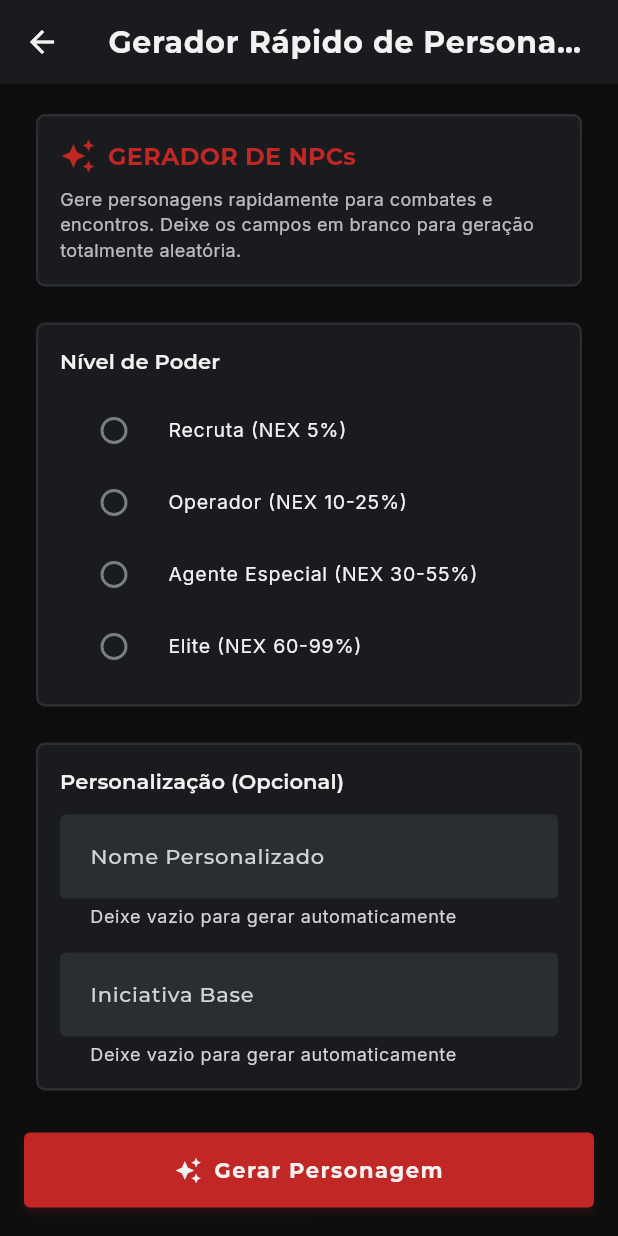
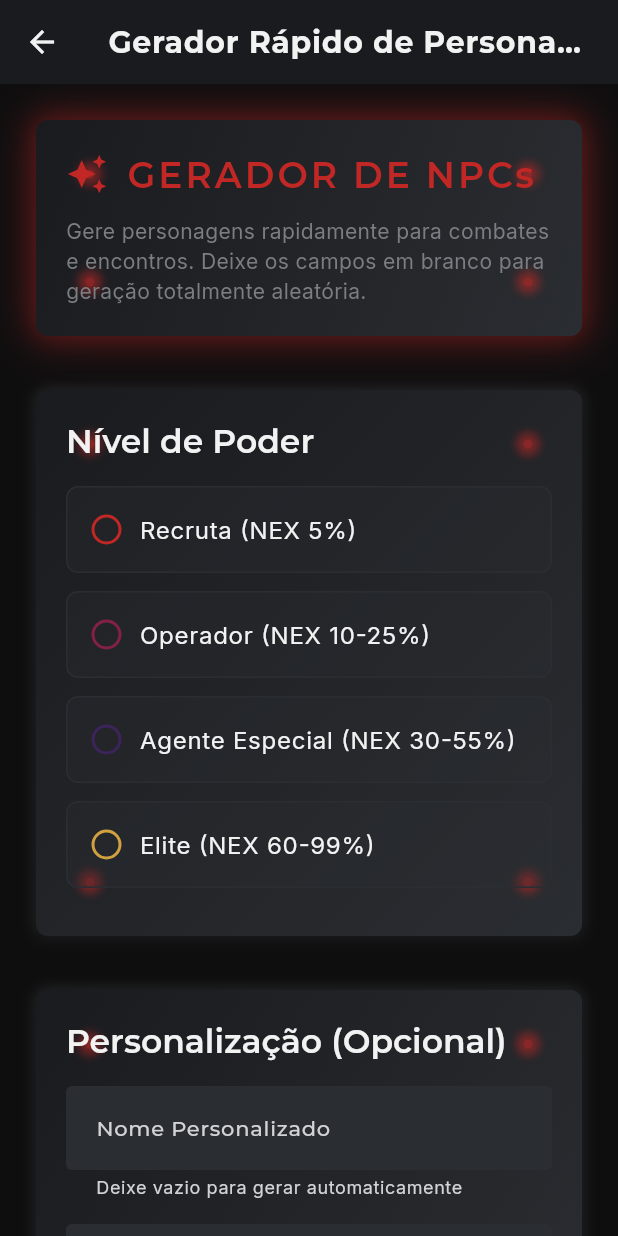
Before and after one commit to Felipinhooo27/RPG-APP, a Flutter app: the QuickCharacterGeneratorScreen screen opened directly, on a phone screen of 412 x 824 dp. Run offline on Flutter 3.47's test engine with Material 3 defaults, Android fonts, the phone set to English and light mode, and no system bars; our stand-ins replace file_picker, flutter_animate, google_fonts, share_plus, shared_preferences; accounts and stored records are empty.

Commit message:
Refature QuickCharacterGeneratorScreen com design Hexatombe moderno.
Aplicados:
1. HexLoading para loading overlay com mensagem customizada
2. RitualCard para todas as seções de conteúdo com glow effect
3. BorderRadius padronizado em 8px (moderno)
4. GlowingButton com efeito pulsante para CTA
5. Design visual Hexatombe com cores rituais e componentes elaborados
6. Radio customizado com cores e animações
7. TextField com borders 8px e focus states customizados
8. Layout melhorado com espaçamentos consistentes

Resultado: Tela totalmente refatorada com design moderno, consistente e imersivo.

🤖 Generated with Claude Code

Co-Authored-By: Claude <noreply@anthropic.com>

```diff
--- a/lib/screens/quick_character_generator_screen.dart
+++ b/lib/screens/quick_character_generator_screen.dart
@@ -3,6 +3,10 @@ import 'package:flutter/material.dart';
 import 'package:uuid/uuid.dart';
 import '../models/character.dart';
 import '../services/local_database_service.dart';
+import '../theme/app_theme.dart';
+import '../widgets/hex_loading.dart';
+import '../widgets/ritual_card.dart';
+import '../widgets/glowing_button.dart';
 
 class QuickCharacterGeneratorScreen extends StatefulWidget {
   const QuickCharacterGeneratorScreen({super.key});
@@ -327,162 +331,302 @@ class _QuickCharacterGeneratorScreenState
       appBar: AppBar(
         title: const Text('Gerador Rápido de Personagens'),
       ),
-      body: ListView(
+      body: Stack(
+        children: [
+          // Conteúdo principal
+          ListView(
             padding: const EdgeInsets.all(16),
             children: [
-          Card(
-            child: Padding(
-              padding: const EdgeInsets.all(16),
+              // Header com apresentação
+              RitualCard(
+                glowEffect: true,
+                glowColor: AppTheme.ritualRed,
+                padding: const EdgeInsets.all(20),
                 child: Column(
                   crossAxisAlignment: CrossAxisAlignment.start,
                   children: [
                     Row(
                       children: [
-                      Icon(Icons.auto_awesome,
-                          color: Theme.of(context).colorScheme.primary),
-                      const SizedBox(width: 8),
-                      Text(
+                        Icon(
+                          Icons.auto_awesome,
+                          color: AppTheme.ritualRed,
+                          size: 28,
+                        ),
+                        const SizedBox(width: 12),
+                        Expanded(
+                          child: Text(
                             'GERADOR DE NPCs',
-                        style:
-                            Theme.of(context).textTheme.titleMedium?.copyWith(
-                                  color: Theme.of(context).colorScheme.primary,
-                                  fontWeight: FontWeight.bold,
+                            style: Theme.of(context).textTheme.headlineSmall?.copyWith(
+                              color: AppTheme.ritualRed,
+                              letterSpacing: 2,
+                            ),
                           ),
                         ),
                       ],
                     ),
-                  const SizedBox(height: 8),
-                  const Text(
+                    const SizedBox(height: 12),
+                    Text(
                       'Gere personagens rapidamente para combates e encontros. '
                       'Deixe os campos em branco para geração totalmente aleatória.',
-                    style: TextStyle(fontSize: 12, color: Colors.white70),
+                      style: Theme.of(context).textTheme.bodyMedium?.copyWith(
+                        color: AppTheme.coldGray,
+                      ),
                     ),
                   ],
                 ),
               ),
-          ),
-          const SizedBox(height: 16),
+              const SizedBox(height: 20),
 
-          // Nível de Poder
-          Card(
-            child: Padding(
-              padding: const EdgeInsets.all(16),
+              // Seleção de Nível de Poder
+              RitualCard(
+                padding: const EdgeInsets.all(20),
                 child: Column(
                   crossAxisAlignment: CrossAxisAlignment.start,
                   children: [
                     Text(
                       'Nível de Poder',
-                    style: Theme.of(context).textTheme.titleSmall,
+                      style: Theme.of(context).textTheme.titleLarge,
                     ),
-                  const SizedBox(height: 12),
-                  ..._niveisPoder.map((nivel) {
-                    return RadioListTile<String>(
-                      value: nivel,
-                      groupValue: _nivelPoder,
-                      onChanged: (value) {
-                        setState(() {
-                          _nivelPoder = value!;
-                        });
-                      },
-                      title: Text(nivel),
-                      dense: true,
+                    const SizedBox(height: 16),
+                    ..._niveisPoder.asMap().entries.map((entry) {
+                      return Padding(
+                        padding: const EdgeInsets.only(bottom: 12),
+                        child: _buildPowerLevelOption(entry.key, entry.value),
                       );
                     }),
                   ],
                 ),
               ),
-          ),
-          const SizedBox(height: 16),
+              const SizedBox(height: 20),
 
               // Campos Opcionais
-          Card(
-            child: Padding(
-              padding: const EdgeInsets.all(16),
+              RitualCard(
+                padding: const EdgeInsets.all(20),
                 child: Column(
                   crossAxisAlignment: CrossAxisAlignment.start,
                   children: [
                     Text(
                       'Personalização (Opcional)',
-                    style: Theme.of(context).textTheme.titleSmall,
+                      style: Theme.of(context).textTheme.titleLarge,
                     ),
-                  const SizedBox(height: 12),
+                    const SizedBox(height: 16),
                     TextField(
                       controller: _nomeController,
-                    decoration: const InputDecoration(
+                      decoration: InputDecoration(
                         labelText: 'Nome Personalizado',
                         hintText: 'Ex: Capanga 3, Cultista Alpha',
                         helperText: 'Deixe vazio para gerar automaticamente',
+                        border: OutlineInputBorder(
+                          borderRadius: BorderRadius.circular(8),
+                        ),
+                        focusedBorder: OutlineInputBorder(
+                          borderRadius: BorderRadius.circular(8),
+                          borderSide: const BorderSide(
+                            color: AppTheme.ritualRed,
+                            width: 2,
+                          ),
+                        ),
                       ),
                     ),
                     const SizedBox(height: 16),
                     TextField(
                       controller: _iniciativaBaseController,
-                    decoration: const InputDecoration(
+                      decoration: InputDecoration(
                         labelText: 'Iniciativa Base',
                         hintText: 'Ex: 15',
                         helperText: 'Deixe vazio para gerar automaticamente',
+                        border: OutlineInputBorder(
+                          borderRadius: BorderRadius.circular(8),
+                        ),
+                        focusedBorder: OutlineInputBorder(
+                          borderRadius: BorderRadius.circular(8),
+                          borderSide: const BorderSide(
+                            color: AppTheme.ritualRed,
+                            width: 2,
+                          ),
+                        ),
                       ),
                       keyboardType: TextInputType.number,
                     ),
                   ],
                 ),
               ),
-          ),
               const SizedBox(height: 24),
 
-          // Botão Gerar
-          ElevatedButton.icon(
+              // Botão Gerar com GlowingButton
+              GlowingButton(
+                label: _isGenerating ? 'Gerando Personagem...' : 'Gerar Personagem',
                 onPressed: _isGenerating ? null : _gerarPersonagem,
-            icon: _isGenerating
-                ? const SizedBox(
-                    width: 20,
-                    height: 20,
-                    child: CircularProgressIndicator(strokeWidth: 2),
-                  )
-                : const Icon(Icons.auto_awesome),
-            label: Text(_isGenerating ? 'Gerando...' : 'Gerar Personagem'),
-            style: ElevatedButton.styleFrom(
-              padding: const EdgeInsets.all(16),
+                icon: Icons.auto_awesome,
+                isLoading: _isGenerating,
+                fullWidth: true,
+                pulsateGlow: !_isGenerating,
               ),
-          ),
-          const SizedBox(height: 16),
+              const SizedBox(height: 20),
 
-          // Informações
-          Card(
-            color: Theme.of(context).colorScheme.secondary.withOpacity(0.2),
-            child: Padding(
-              padding: const EdgeInsets.all(16),
+              // Informações com design moderno
+              RitualCard(
+                glowColor: AppTheme.etherealPurple,
+                padding: const EdgeInsets.all(20),
                 child: Column(
                   crossAxisAlignment: CrossAxisAlignment.start,
                   children: [
                     Row(
                       children: [
-                      Icon(Icons.info_outline,
-                          size: 16, color: Colors.blue[300]),
-                      const SizedBox(width: 8),
+                        Container(
+                          padding: const EdgeInsets.all(8),
+                          decoration: BoxDecoration(
+                            color: AppTheme.etherealPurple.withOpacity(0.2),
+                            borderRadius: BorderRadius.circular(8),
+                          ),
+                          child: const Icon(
+                            Icons.info_outline,
+                            color: AppTheme.etherealPurple,
+                            size: 20,
+                          ),
+                        ),
+                        const SizedBox(width: 12),
                         Text(
-                        'Como funciona',
-                        style: TextStyle(
-                          fontWeight: FontWeight.bold,
-                          color: Colors.blue[300],
+                          'Como Funciona',
+                          style: Theme.of(context).textTheme.titleMedium?.copyWith(
+                            color: AppTheme.etherealPurple,
                           ),
                         ),
                       ],
                     ),
-                  const SizedBox(height: 8),
-                  const Text(
-                    '• Atributos, Status e Créditos são gerados automaticamente baseados no nível de poder\n'
-                    '• Origem, Classe e Trilha são escolhidos aleatoriamente\n'
-                    '• O personagem é salvo imediatamente no banco de dados\n'
-                    '• Use para gerar NPCs, inimigos e aliados rapidamente',
-                    style: TextStyle(fontSize: 12, color: Colors.white70),
+                    const SizedBox(height: 16),
+                    _buildInfoPoint(
+                      'Atributos, Status e Créditos são gerados automaticamente baseados no nível de poder',
+                    ),
+                    const SizedBox(height: 12),
+                    _buildInfoPoint(
+                      'Origem, Classe e Trilha são escolhidos aleatoriamente',
+                    ),
+                    const SizedBox(height: 12),
+                    _buildInfoPoint(
+                      'O personagem é salvo imediatamente no banco de dados',
+                    ),
+                    const SizedBox(height: 12),
+                    _buildInfoPoint(
+                      'Use para gerar NPCs, inimigos e aliados rapidamente',
                     ),
                   ],
                 ),
               ),
+              const SizedBox(height: 24),
+            ],
+          ),
+
+          // Loading Overlay
+          if (_isGenerating)
+            const HexLoadingOverlay(
+              message: 'Gerando personagem...',
             ),
         ],
       ),
     );
   }
+
+  /// Constrói opção de nível de poder com estilo moderno
+  Widget _buildPowerLevelOption(int index, String nivel) {
+    final isSelected = _nivelPoder == nivel;
+    final colors = [
+      AppTheme.ritualRed,
+      AppTheme.chaoticMagenta,
+      AppTheme.etherealPurple,
+      AppTheme.alertYellow,
+    ];
+    final accentColor = colors[index % colors.length];
+
+    return GestureDetector(
+      onTap: () => setState(() => _nivelPoder = nivel),
+      child: Container(
+        padding: const EdgeInsets.all(16),
+        decoration: BoxDecoration(
+          borderRadius: BorderRadius.circular(8),
+          border: Border.all(
+            color: isSelected ? accentColor : AppTheme.industrialGray,
+            width: isSelected ? 2 : 1,
+          ),
+          color: isSelected
+              ? accentColor.withOpacity(0.1)
+              : AppTheme.industrialGray.withOpacity(0.3),
+          boxShadow: isSelected
+              ? [
+                  BoxShadow(
+                    color: accentColor.withOpacity(0.3),
+                    blurRadius: 12,
+                    spreadRadius: 2,
+                  ),
+                ]
+              : null,
+        ),
+        child: Row(
+          children: [
+            Container(
+              width: 20,
+              height: 20,
+              decoration: BoxDecoration(
+                shape: BoxShape.circle,
+                border: Border.all(
+                  color: accentColor,
+                  width: 2,
+                ),
+              ),
+              child: isSelected
+                  ? Center(
+                      child: Container(
+                        width: 10,
+                        height: 10,
+                        decoration: BoxDecoration(
+                          shape: BoxShape.circle,
+                          color: accentColor,
+                        ),
+                      ),
+                    )
+                  : null,
+            ),
+            const SizedBox(width: 12),
+            Text(
+              nivel,
+              style: Theme.of(context).textTheme.bodyLarge?.copyWith(
+                color: isSelected ? accentColor : AppTheme.paleWhite,
+                fontWeight: isSelected ? FontWeight.w600 : FontWeight.w400,
+              ),
+            ),
+          ],
+        ),
+      ),
+    );
   }
+
+  /// Constrói ponto de informação com ícone
+  Widget _buildInfoPoint(String text) {
+    return Row(
+      crossAxisAlignment: CrossAxisAlignment.start,
+      children: [
+        Padding(
+          padding: const EdgeInsets.only(top: 4),
+          child: Container(
+            width: 6,
+            height: 6,
+            decoration: const BoxDecoration(
+              shape: BoxShape.circle,
+              color: AppTheme.etherealPurple,
+            ),
+          ),
+        ),
+        const SizedBox(width: 12),
+        Expanded(
+          child: Text(
+            text,
+            style: Theme.of(context).textTheme.bodySmall?.copyWith(
+              color: AppTheme.coldGray,
+              height: 1.5,
+            ),
+          ),
+        ),
+      ],
+    );
+  }
+}
```
Lines whose indentation alone changed are shown as unchanged.
